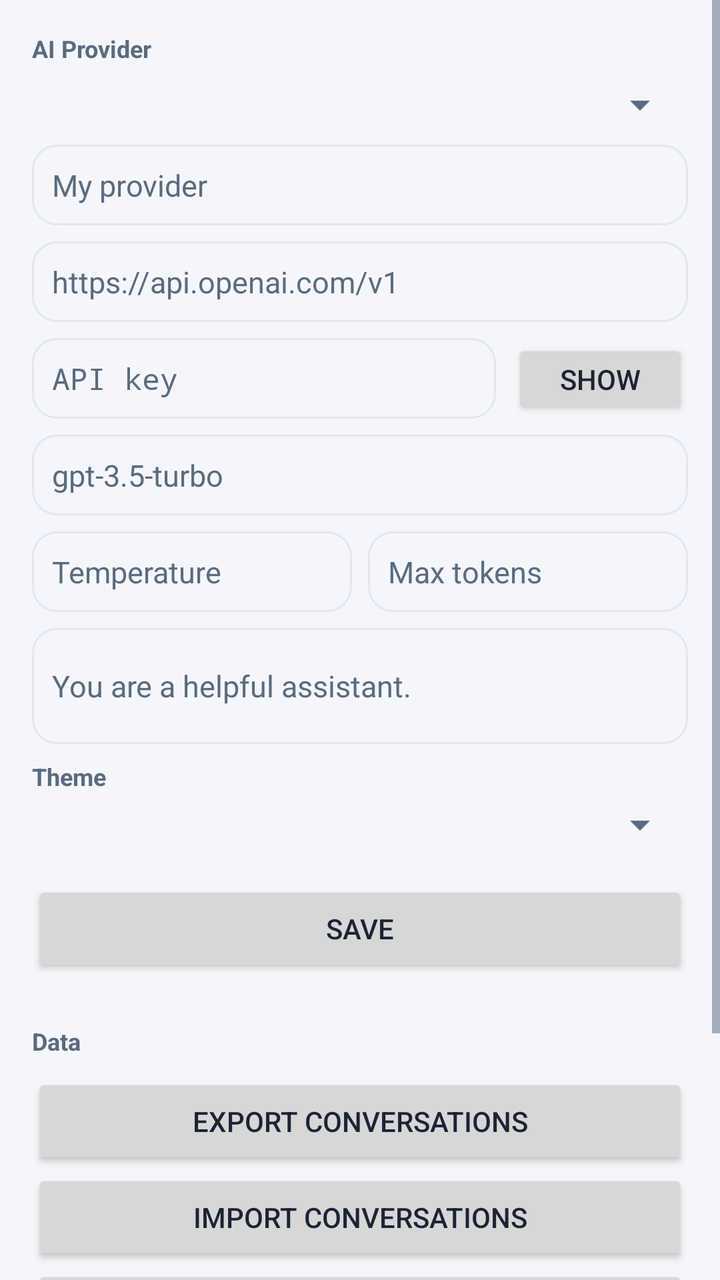
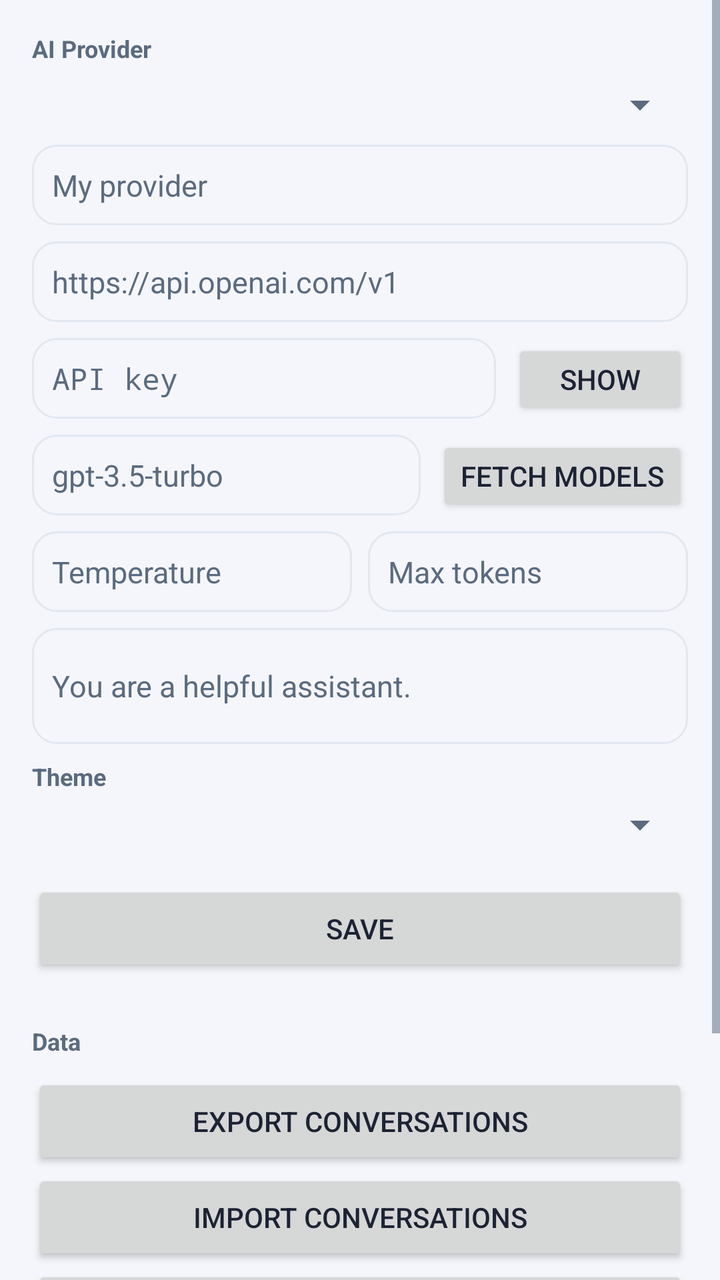

Before-and-after screenshots of an Android layout around one commit, followed by the original layout XML and the change that was made.
<!-- AndroidManifest.xml: application theme Theme.OpencodeChatbot -->
<!-- res/layout/activity_settings.xml -->
<?xml version="1.0" encoding="utf-8"?>
<ScrollView xmlns:android="http://schemas.android.com/apk/res/android"
    android:layout_width="match_parent"
    android:layout_height="match_parent"
    android:background="?attr/chatBackground"
    android:fillViewport="true">

    <LinearLayout
        android:layout_width="match_parent"
        android:layout_height="wrap_content"
        android:orientation="vertical"
        android:padding="16dp">

        <TextView
            android:layout_width="wrap_content"
            android:layout_height="wrap_content"
            android:text="@string/settings_provider_header"
            android:textSize="12sp"
            android:textStyle="bold"
            android:textColor="?attr/chatTextSecondary"
            android:layout_marginBottom="8dp" />

        <Spinner
            android:id="@+id/spinner_preset"
            android:layout_width="match_parent"
            android:layout_height="wrap_content"
            android:layout_marginBottom="8dp" />

        <EditText
            android:id="@+id/et_provider_name"
            android:layout_width="match_parent"
            android:layout_height="wrap_content"
            android:hint="@string/hint_provider_name"
            android:inputType="text"
            android:textSize="15sp"
            android:textColor="?attr/chatTextPrimary"
            android:textColorHint="?attr/chatTextSecondary"
            android:padding="10dp"
            android:background="@drawable/composer_bg"
            android:layout_marginBottom="8dp" />

        <EditText
            android:id="@+id/et_endpoint"
            android:layout_width="match_parent"
            android:layout_height="wrap_content"
            android:hint="@string/hint_endpoint"
            android:inputType="textUri"
            android:textSize="15sp"
            android:textColor="?attr/chatTextPrimary"
            android:textColorHint="?attr/chatTextSecondary"
            android:padding="10dp"
            android:background="@drawable/composer_bg"
            android:layout_marginBottom="8dp" />

        <LinearLayout
            android:layout_width="match_parent"
            android:layout_height="wrap_content"
            android:orientation="horizontal"
            android:layout_marginBottom="8dp">

            <EditText
                android:id="@+id/et_api_key"
                android:layout_width="0dp"
                android:layout_weight="1"
                android:layout_height="wrap_content"
                android:hint="@string/label_api_key"
                android:inputType="textPassword"
                android:textSize="15sp"
                android:textColor="?attr/chatTextPrimary"
                android:textColorHint="?attr/chatTextSecondary"
                android:padding="10dp"
                android:background="@drawable/composer_bg" />

            <Button
                android:id="@+id/btn_toggle_key"
                android:layout_width="wrap_content"
                android:layout_height="wrap_content"
                android:minHeight="40dp"
                android:layout_marginStart="8dp"
                android:text="@string/action_show_key" />
        </LinearLayout>

        <EditText
            android:id="@+id/et_model"
            android:layout_width="match_parent"
            android:layout_height="wrap_content"
            android:hint="@string/hint_model"
            android:inputType="text"
            android:textSize="15sp"
            android:textColor="?attr/chatTextPrimary"
            android:textColorHint="?attr/chatTextSecondary"
            android:padding="10dp"
            android:background="@drawable/composer_bg"
            android:layout_marginBottom="8dp" />

        <LinearLayout
            android:layout_width="match_parent"
            android:layout_height="wrap_content"
            android:orientation="horizontal"
            android:layout_marginBottom="8dp">

            <EditText
                android:id="@+id/et_temperature"
                android:layout_width="0dp"
                android:layout_weight="1"
                android:layout_height="wrap_content"
                android:hint="@string/label_temperature"
                android:inputType="numberDecimal"
                android:textSize="15sp"
                android:textColor="?attr/chatTextPrimary"
                android:textColorHint="?attr/chatTextSecondary"
                android:padding="10dp"
                android:background="@drawable/composer_bg" />

            <EditText
                android:id="@+id/et_max_tokens"
                android:layout_width="0dp"
                android:layout_weight="1"
                android:layout_height="wrap_content"
                android:layout_marginStart="8dp"
                android:hint="@string/label_max_tokens"
                android:inputType="number"
                android:textSize="15sp"
                android:textColor="?attr/chatTextPrimary"
                android:textColorHint="?attr/chatTextSecondary"
                android:padding="10dp"
                android:background="@drawable/composer_bg" />
        </LinearLayout>

        <EditText
            android:id="@+id/et_system_prompt"
            android:layout_width="match_parent"
            android:layout_height="wrap_content"
            android:hint="@string/hint_system_prompt"
            android:inputType="textMultiLine"
            android:minLines="2"
            android:maxLines="6"
            android:textSize="15sp"
            android:textColor="?attr/chatTextPrimary"
            android:textColorHint="?attr/chatTextSecondary"
            android:padding="10dp"
            android:background="@drawable/composer_bg"
            android:layout_marginBottom="8dp" />

        <TextView
            android:layout_width="wrap_content"
            android:layout_height="wrap_content"
            android:text="@string/label_theme"
            android:textSize="12sp"
            android:textStyle="bold"
            android:textColor="?attr/chatTextSecondary"
            android:layout_marginBottom="4dp" />

        <Spinner
            android:id="@+id/spinner_theme"
            android:layout_width="match_parent"
            android:layout_height="wrap_content"
            android:layout_marginBottom="16dp" />

        <Button
            android:id="@+id/btn_save"
            android:layout_width="match_parent"
            android:layout_height="wrap_content"
            android:text="@string/action_save"/>

        <TextView
            android:layout_width="wrap_content"
            android:layout_height="wrap_content"
            android:text="@string/settings_data_header"
            android:textSize="12sp"
            android:textStyle="bold"
            android:textColor="?attr/chatTextSecondary"
            android:layout_marginTop="24dp"
            android:layout_marginBottom="8dp" />

        <Button
            android:id="@+id/btn_export"
            android:layout_width="match_parent"
            android:layout_height="wrap_content"
            android:text="@string/action_export" />

        <Button
            android:id="@+id/btn_import"
            android:layout_width="match_parent"
            android:layout_height="wrap_content"
            android:text="@string/action_import" />

        <Button
            android:id="@+id/btn_clear_keys"
            android:layout_width="match_parent"
            android:layout_height="wrap_content"
            android:text="@string/action_clear_keys"
            android:textColor="@color/danger" />

        <Button
            android:id="@+id/btn_clear_chats"
            android:layout_width="match_parent"
            android:layout_height="wrap_content"
            android:text="@string/action_clear_chats"
            android:textColor="@color/danger" />

        <Button
            android:id="@+id/btn_about"
            android:layout_width="match_parent"
            android:layout_height="wrap_content"
            android:text="@string/action_about" />
    </LinearLayout>
</ScrollView>
<!-- resources referenced by this layout -->
<resources>
  <color name="danger">#E5484D</color>
  <!-- drawable composer_bg (drawable) -->
  <shape xmlns:android="http://schemas.android.com/apk/res/android"
      android:shape="rectangle">
      <solid android:color="?attr/chatBackground" />
      <corners android:radius="12dp" />
      <stroke android:width="1dp"
              android:color="?attr/chatDivider" />
  </shape>
  <string name="action_about">About</string>
  <string name="action_clear_chats">Clear all conversations</string>
  <string name="action_clear_keys">Clear API keys</string>
  <string name="action_export">Export conversations</string>
  <string name="action_import">Import conversations</string>
  <string name="action_save">Save</string>
  <string name="action_show_key">Show</string>
  <string name="hint_endpoint">https://api.openai.com/v1</string>
  <string name="hint_model">gpt-3.5-turbo</string>
  <string name="hint_provider_name">My provider</string>
  <string name="hint_system_prompt">You are a helpful assistant.</string>
  <string name="label_api_key">API key</string>
  <string name="label_max_tokens">Max tokens</string>
  <string name="label_temperature">Temperature</string>
  <string name="label_theme">Theme</string>
  <string name="settings_data_header">Data</string>
  <string name="settings_provider_header">AI Provider</string>
  <style name="Theme.OpencodeChatbot" parent="android:Theme.Material.Light">
          <item name="chatBackground">@color/bg_light</item>
          <item name="chatSurface">@color/surface_light</item>
          <item name="chatTextPrimary">@color/text_primary_light</item>
          <item name="chatTextSecondary">@color/text_secondary_light</item>
          <item name="chatUserBubble">@color/bubble_user_light</item>
          <item name="chatAssistantBubble">@color/bubble_assistant_light</item>
          <item name="chatCodeBackground">@color/code_bg_light</item>
          <item name="chatDivider">@color/divider_light</item>
          <item name="chatAccent">@color/accent</item>
          <item name="chatDanger">@color/danger</item>
  
          <item name="android:colorPrimary">@color/primary</item>
          <item name="android:colorPrimaryDark">@color/primary_dark</item>
          <item name="android:colorAccent">@color/primary</item>
          <item name="android:windowBackground">@color/bg_light</item>
          <item name="android:statusBarColor">@color/primary_dark</item>
          <item name="android:navigationBarColor">@color/bg_light</item>
          <item name="android:textColorPrimary">@color/text_primary_light</item>
          <item name="android:textColorSecondary">@color/text_secondary_light</item>
      </style>
  <color name="bg_light">#F4F6FB</color>
  <color name="surface_light">#FFFFFF</color>
  <color name="text_primary_light">#1C2333</color>
  <color name="text_secondary_light">#5B6B7F</color>
  <color name="bubble_user_light">#4C6EF5</color>
  <color name="bubble_assistant_light">#FFFFFF</color>
  <color name="code_bg_light">#0F172A</color>
  <color name="divider_light">#E2E7F0</color>
  <color name="accent">#22C55E</color>
  <color name="primary">#4C6EF5</color>
  <color name="primary_dark">#3D56C9</color>
</resources>

<!-- the commit's change to res/layout/activity_settings.xml (unified diff, before → after) -->
@@ -80,18 +80,33 @@
                 android:text="@string/action_show_key" />
         </LinearLayout>
 
-        <EditText
-            android:id="@+id/et_model"
-            android:layout_width="match_parent"
-            android:layout_height="wrap_content"
-            android:hint="@string/hint_model"
-            android:inputType="text"
-            android:textSize="15sp"
-            android:textColor="?attr/chatTextPrimary"
-            android:textColorHint="?attr/chatTextSecondary"
-            android:padding="10dp"
-            android:background="@drawable/composer_bg"
-            android:layout_marginBottom="8dp" />
+        <LinearLayout
+            android:layout_width="match_parent"
+            android:layout_height="wrap_content"
+            android:orientation="horizontal"
+            android:layout_marginBottom="8dp">
+
+            <EditText
+                android:id="@+id/et_model"
+                android:layout_width="0dp"
+                android:layout_weight="1"
+                android:layout_height="wrap_content"
+                android:hint="@string/hint_model"
+                android:inputType="text"
+                android:textSize="15sp"
+                android:textColor="?attr/chatTextPrimary"
+                android:textColorHint="?attr/chatTextSecondary"
+                android:padding="10dp"
+                android:background="@drawable/composer_bg" />
+
+            <Button
+                android:id="@+id/btn_fetch_models"
+                android:layout_width="wrap_content"
+                android:layout_height="wrap_content"
+                android:minHeight="40dp"
+                android:layout_marginStart="8dp"
+                android:text="@string/action_fetch_models" />
+        </LinearLayout>
 
         <LinearLayout
             android:layout_width="match_parent"
<!-- resource entries referenced after the edit -->
@@ -13,6 +13,7 @@
   <string name="action_clear_chats">Clear all conversations</string>
   <string name="action_clear_keys">Clear API keys</string>
   <string name="action_export">Export conversations</string>
+  <string name="action_fetch_models">Fetch models</string>
   <string name="action_import">Import conversations</string>
   <string name="action_save">Save</string>
   <string name="action_show_key">Show</string>
